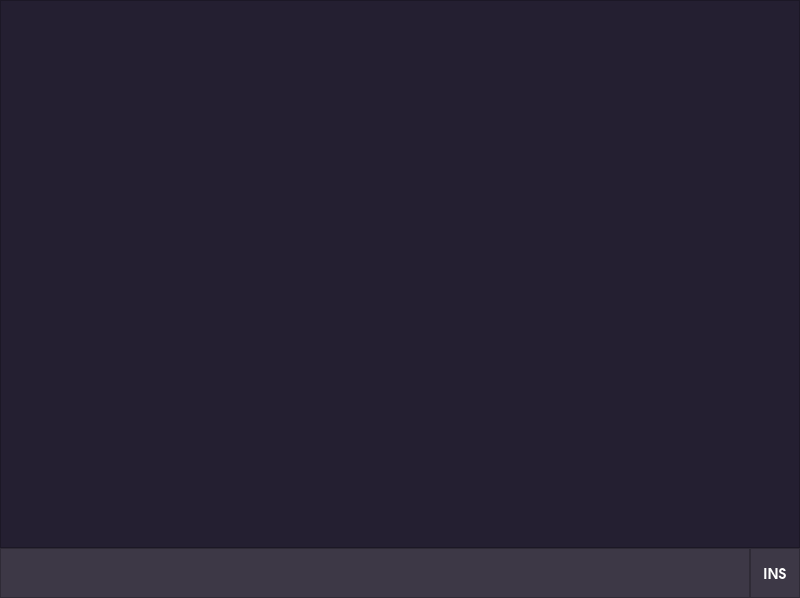
Qt form miniVim/srcs/mainwindow.ui (70N618/miniVim) before a commit.
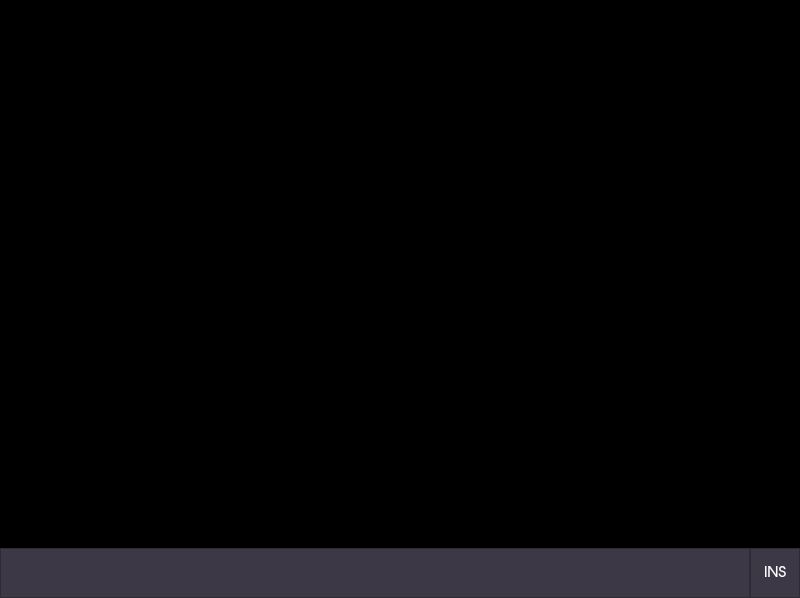
The same form after that commit.

What changed in the file:
```diff
--- a/miniVim/srcs/mainwindow.ui
+++ b/miniVim/srcs/mainwindow.ui
@@ -133,7 +133,7 @@
           <family>URW Gothic</family>
           <pointsize>11</pointsize>
           <italic>false</italic>
-          <bold>true</bold>
+          <fontweight>DemiBold</fontweight>
          </font>
         </property>
         <property name="styleSheet">
@@ -180,16 +180,16 @@
         </property>
         <property name="font">
          <font>
-          <family>URW Gothic</family>
+          <family>BigBlueTerm437 Nerd Font</family>
           <pointsize>11</pointsize>
           <italic>false</italic>
-          <bold>true</bold>
+          <bold>false</bold>
          </font>
         </property>
         <property name="styleSheet">
-         <string notr="true">background-color: rgb(36, 31, 49);
-color: rgb(255, 255, 255);
-font: 600 11pt &quot;URW Gothic&quot;;</string>
+         <string notr="true">background-color: rgb(0, 0, 0);
+font: 11pt &quot;BigBlueTerm437 Nerd Font&quot;;
+color: rgb(255, 255, 255);</string>
         </property>
         <property name="frameShape">
          <enum>QFrame::StyledPanel</enum>
```
